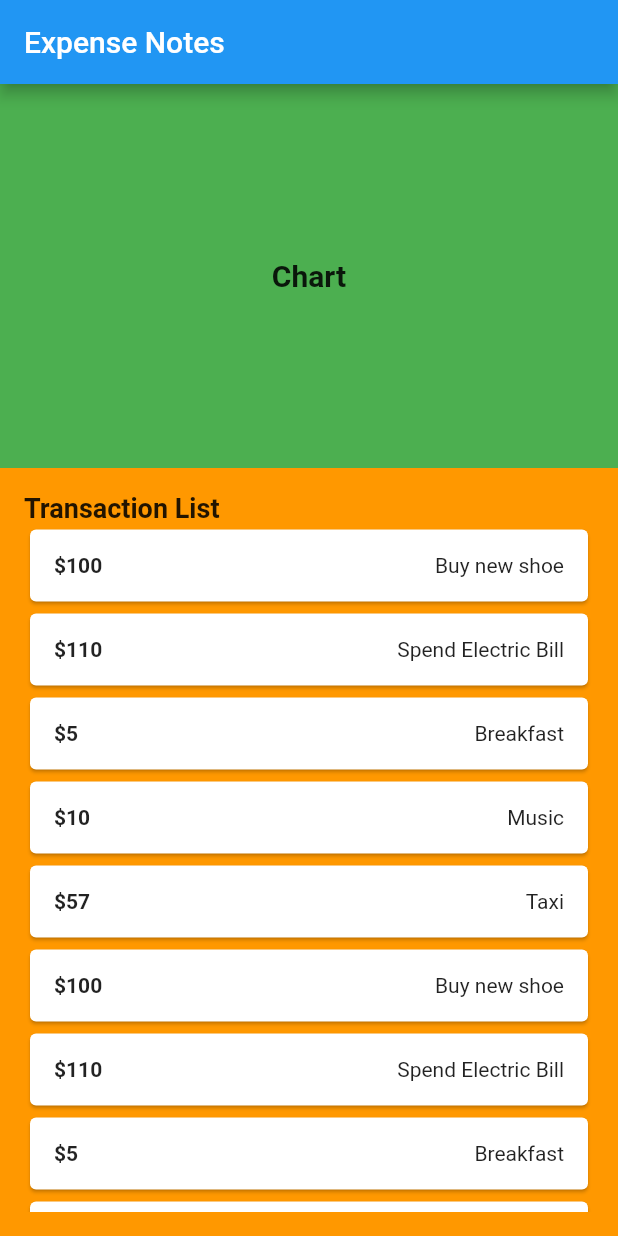
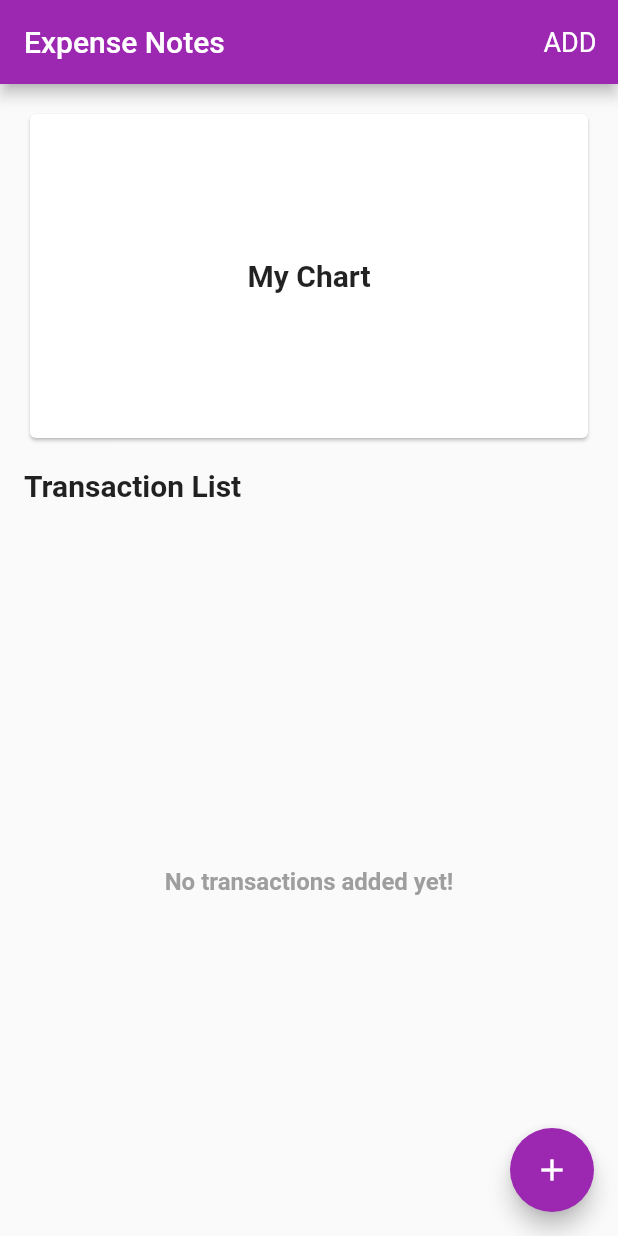
Before and after one commit to nhatduynguyenbbv/expense_notes, a Flutter app: the screen it shows after launch, on a phone screen of 412 x 824 dp. Run offline on Flutter 3.47's test engine with Material 2 defaults, Android fonts, the phone set to English and light mode, and no system bars.

Commit message:
New: Add create transaction form

```diff
--- a/lib/src/app.dart
+++ b/lib/src/app.dart
@@ -1,5 +1,7 @@
 import 'package:flutter/material.dart';
+import 'package:provider/provider.dart';
 
+import 'models/transaction.dart';
 import 'screens/home.dart';
 
 class MyApp extends StatelessWidget {
@@ -8,11 +10,15 @@ class MyApp extends StatelessWidget {
   // This widget is the root of your application.
   @override
   Widget build(BuildContext context) {
-    return MaterialApp(
-        title: 'Expense Notes',
-        theme: ThemeData(
-          primarySwatch: Colors.blue,
-        ),
-        home: const Home());
+    return MultiProvider(
+        providers: [
+          ChangeNotifierProvider(create: (context) => TransactionModel())
+        ],
+        child: MaterialApp(
+            title: 'Expense Notes',
+            theme: ThemeData(
+              primarySwatch: Colors.purple,
+            ),
+            home: const Home()));
   }
 }
--- /dev/null
+++ b/lib/src/models/transaction.dart
@@ -0,0 +1,23 @@
+import 'dart:collection';
+
+import 'package:expense_notes/src/models/transaction_item.dart';
+import 'package:flutter/foundation.dart';
+
+class TransactionModel extends ChangeNotifier {
+  final List<TransactionItem> _transactions = [];
+
+  UnmodifiableListView<TransactionItem> get transactions =>
+      UnmodifiableListView(_transactions);
+
+  void add(TransactionItem item) {
+    _transactions.add(item);
+
+    notifyListeners();
+  }
+
+  void remove(TransactionItem item) {
+    _transactions.remove(item);
+
+    notifyListeners();
+  }
+}
--- a/lib/src/models/transaction_item.dart
+++ b/lib/src/models/transaction_item.dart
@@ -1,6 +1,7 @@
 class TransactionItem {
-  const TransactionItem(this.cost, this.name);
+  const TransactionItem(this.cost, this.name, this.date);
 
   final int cost;
   final String name;
+  final DateTime date;
 }
--- a/lib/src/screens/home.dart
+++ b/lib/src/screens/home.dart
@@ -1,20 +1,39 @@
+import 'package:expense_notes/src/utilizes/modal-bottom-sheet.dart';
 import 'package:expense_notes/src/widgets/chart/chart_section.dart';
+import 'package:expense_notes/src/widgets/transaction/transaction_creation_form.dart';
 import 'package:expense_notes/src/widgets/transaction/transaction_list_section.dart';
 import 'package:flutter/material.dart';
 
 class Home extends StatelessWidget {
   const Home({Key? key}) : super(key: key);
 
-  static const routeName = '/';
-
   @override
   Widget build(BuildContext context) {
     return Scaffold(
-      appBar: AppBar(title: const Text('Expense Notes')),
+      appBar: AppBar(title: const Text('Expense Notes'), actions: <Widget>[
+        TextButton(
+          style: TextButton.styleFrom(textStyle: const TextStyle(fontSize: 18)),
+          onPressed: () => _onButtonPressed(context),
+          child: const Text('ADD', style: TextStyle(color: Colors.white)),
+        ),
+      ]),
       body: Column(children: const [
-        Expanded(child: ChartSection(), flex: 4),
-        Expanded(child: TransactionListSection(), flex: 8)
+        Expanded(child: ChartSection(), flex: 1),
+        Expanded(child: TransactionListSection(), flex: 2)
       ]),
+      floatingActionButton: FloatingActionButton(
+        onPressed: () => _onButtonPressed(context),
+        backgroundColor: Colors.purple,
+        child: const Icon(Icons.add),
+      ),
+    );
+  }
+
+  Future _onButtonPressed(context) async {
+    return showCustomModalBottomSheet(
+      title: "Add Transaction",
+      context: context,
+      content: const TransactionCreationForm(),
     );
   }
 }
--- a/lib/src/widgets/chart/chart.dart
+++ b/lib/src/widgets/chart/chart.dart
@@ -6,7 +6,7 @@ class Chart extends StatelessWidget {
   @override
   Widget build(BuildContext context) {
     return const Center(
-        child: Text('Chart',
+        child: Text('My Chart',
             style: TextStyle(fontWeight: FontWeight.bold, fontSize: 20)));
   }
 }
--- a/lib/src/widgets/chart/chart_section.dart
+++ b/lib/src/widgets/chart/chart_section.dart
@@ -6,6 +6,8 @@ class ChartSection extends StatelessWidget {
 
   @override
   Widget build(BuildContext context) {
-    return Container(color: Colors.green, child: const Chart());
+    return Container(
+        padding: const EdgeInsets.all(16),
+        child: const Card(color: Colors.white, child: Chart()));
   }
 }
--- a/lib/src/widgets/transaction/transaction_list_section.dart
+++ b/lib/src/widgets/transaction/transaction_list_section.dart
@@ -1,14 +1,26 @@
-import 'package:expense_notes/src/widgets/transaction/transaction_list_view/transaction_list_view.dart';
+import 'package:expense_notes/src/widgets/transaction/transaction_list_view.dart';
 import 'package:flutter/material.dart';
 
 class TransactionListSection extends StatelessWidget {
-  const TransactionListSection({Key? key}) : super(key: key);
+  const TransactionListSection({Key? key, String? name}) : super(key: key);
 
   @override
   Widget build(BuildContext context) {
     return Container(
-        color: Colors.orange,
-        padding: const EdgeInsets.all(16),
-        child: const TransactionListView());
+        padding: const EdgeInsets.symmetric(horizontal: 16),
+        child: Column(
+          children: const [
+            Padding(
+              padding: EdgeInsets.only(bottom: 16),
+              child: Align(
+                alignment: Alignment.centerLeft,
+                child: Text('Transaction List',
+                    style:
+                        TextStyle(fontWeight: FontWeight.bold, fontSize: 20)),
+              ),
+            ),
+            TransactionListView()
+          ],
+        ));
   }
 }
--- /dev/null
+++ b/lib/src/widgets/transaction/transaction_list_view.dart
@@ -0,0 +1,38 @@
+import 'package:expense_notes/src/models/transaction.dart';
+import 'package:expense_notes/src/models/transaction_item.dart';
+import 'package:expense_notes/src/widgets/transaction/transaction_list_item.dart';
+import 'package:flutter/material.dart';
+import 'package:provider/provider.dart';
+
+class TransactionListView extends StatelessWidget {
+  const TransactionListView({Key? key}) : super(key: key);
+
+  @override
+  Widget build(BuildContext context) {
+    final transactions =
+        context.select((TransactionModel model) => model.transactions);
+
+    return Expanded(
+      child: transactions.isNotEmpty
+          ? ListView.builder(
+              shrinkWrap: true,
+              itemCount: transactions.length,
+              itemBuilder: (BuildContext context, int index) =>
+                  _transactionItemBuilder(context, transactions, index))
+          : const Center(
+              child: Text('No transactions added yet!',
+                  style: TextStyle(
+                      fontWeight: FontWeight.bold,
+                      fontSize: 16,
+                      color: Colors.grey))),
+    );
+  }
+
+  Widget _transactionItemBuilder(
+      BuildContext context, List<TransactionItem> items, int index) {
+    final item = items[index];
+    return TransactionListItem(
+        item: item,
+        onDelete: (item) => {context.read<TransactionModel>().remove(item)});
+  }
+}
--- a/lib/src/widgets/transaction/transaction_list_view/transaction_list_item.dart
+++ /dev/null
@@ -1,24 +0,0 @@
-import 'package:expense_notes/src/models/transaction_item.dart';
-import 'package:flutter/material.dart';
-
-class TransactionListItem extends StatelessWidget {
-  const TransactionListItem({Key? key, required this.item}) : super(key: key);
-
-  final TransactionItem item;
-
-  @override
-  Widget build(BuildContext context) {
-    return Card(
-        child: Padding(
-      padding: const EdgeInsets.all(16.0),
-      child: Row(
-        mainAxisAlignment: MainAxisAlignment.spaceBetween,
-        children: [
-          Text('\$${item.cost.toString()}',
-              style: const TextStyle(fontWeight: FontWeight.bold)),
-          Text(item.name)
-        ],
-      ),
-    ));
-  }
-}
--- a/lib/src/widgets/transaction/transaction_list_view/transaction_list_view.dart
+++ /dev/null
@@ -1,52 +0,0 @@
-import 'package:expense_notes/src/models/transaction_item.dart';
-import 'package:expense_notes/src/widgets/transaction/transaction_list_view/transaction_list_item.dart';
-import 'package:flutter/material.dart';
-
-class TransactionListView extends StatelessWidget {
-  const TransactionListView(
-      {Key? key,
-      this.items = const [
-        TransactionItem(100, 'Buy new shoe'),
-        TransactionItem(110, 'Spend Electric Bill'),
-        TransactionItem(5, 'Breakfast'),
-        TransactionItem(10, 'Music'),
-        TransactionItem(57, 'Taxi'),
-        TransactionItem(100, 'Buy new shoe'),
-        TransactionItem(110, 'Spend Electric Bill'),
-        TransactionItem(5, 'Breakfast'),
-        TransactionItem(10, 'Music'),
-        TransactionItem(57, 'Taxi'),
-        TransactionItem(100, 'Buy new shoe'),
-        TransactionItem(110, 'Spend Electric Bill'),
-        TransactionItem(5, 'Breakfast'),
-        TransactionItem(10, 'Music'),
-        TransactionItem(57, 'Taxi')
-      ]})
-      : super(key: key);
-
-  final List<TransactionItem> items;
-
-  @override
-  Widget build(BuildContext context) {
-    return Column(children: [
-      const Align(
-        alignment: Alignment.centerLeft,
-        child: Text('Transaction List',
-            textAlign: TextAlign.left,
-            style: TextStyle(fontWeight: FontWeight.bold, fontSize: 18)),
-      ),
-      Expanded(
-        child: ListView.builder(
-            shrinkWrap: true,
-            itemCount: items.length,
-            itemBuilder: (BuildContext context, int index) =>
-                _transactionItemBuilder(items, index)),
-      )
-    ]);
-  }
-
-  Widget _transactionItemBuilder(List<TransactionItem> items, int index) {
-    final item = items[index];
-    return TransactionListItem(item: item);
-  }
-}
--- a/pubspec.yaml
+++ b/pubspec.yaml
@@ -34,6 +34,8 @@ dependencies:
   # The following adds the Cupertino Icons font to your application.
   # Use with the CupertinoIcons class for iOS style icons.
   cupertino_icons: ^1.0.2
+  provider: ^6.0.2
+  intl: ^0.17.0
 
 dev_dependencies:
   flutter_test:
```
Also changed, not shown: lib/src/utilizes/modal-bottom-sheet.dart (added, +30 -0 lines), lib/src/widgets/transaction/transaction_creation_form.dart (added, +138 -0 lines), lib/src/widgets/transaction/transaction_list_item.dart (added, +76 -0 lines), lib/src/utilizes/date.util.dart (added), pubspec.lock.
